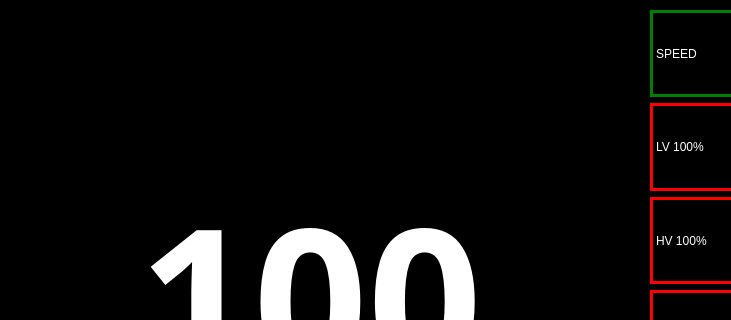
This is main.ui in Evarios/PUTM_EV_DASHBOARD_2022 as Qt 5 draws it before an edit; both pictures show x 0 to 731 and y 0 to 320 of the 820 by 480 pixel window. The edited form follows.
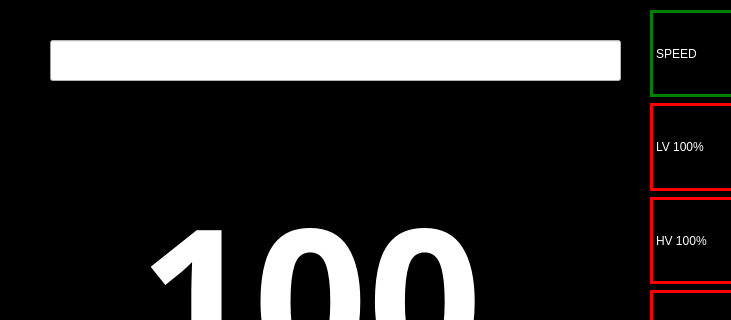
This is the edited form. The open tabs and pages were chosen to show the change.

The edit to the form file:
```diff
--- a/main.ui
+++ b/main.ui
@@ -76,12 +76,18 @@
          <height>41</height>
         </rect>
        </property>
+       <property name="styleSheet">
+        <string notr="true">background-color: #FFFFFF;</string>
+       </property>
        <property name="maximum">
         <number>150</number>
        </property>
        <property name="value">
         <number>0</number>
        </property>
+       <property name="textVisible">
+        <bool>false</bool>
+       </property>
       </widget>
      </widget>
     </widget>
```
Left out of the diff: 2 changed lines with no effect on the pictures.
